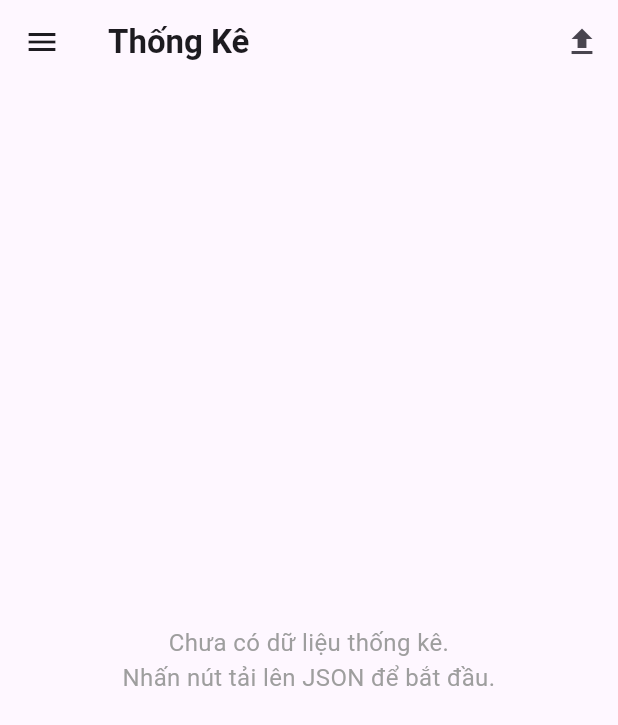
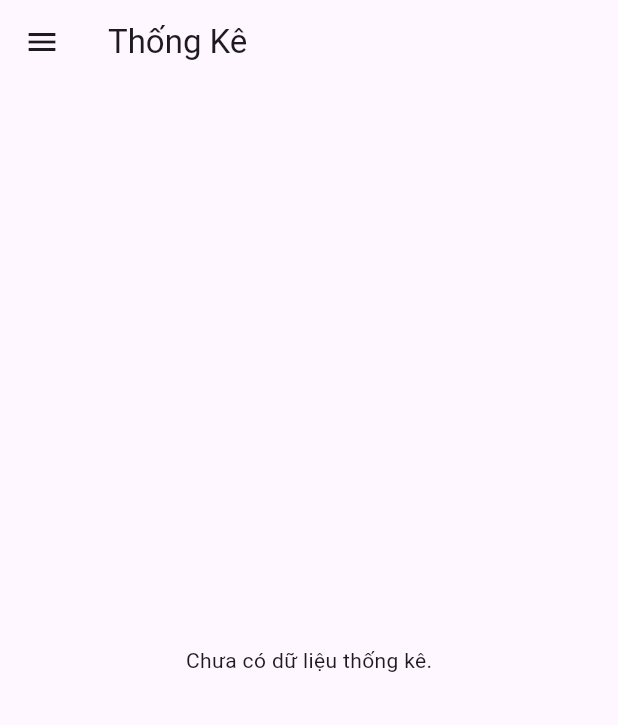
Before and after one commit to couQSama/PostLabeler, a Flutter app: the StatisticsScreen screen opened directly, on a phone screen of 412 x 824 dp. Shown: the top 725 px of the screen. Run offline on Flutter 3.47's test engine with Material 3 defaults, Android fonts, the phone set to English and light mode, and no system bars; our stand-ins replace file_picker.

Commit message:
Add number of comment_nth to statistics screen

```diff
--- a/lib/screens/statistics_screen.dart
+++ b/lib/screens/statistics_screen.dart
@@ -11,74 +11,49 @@ class StatisticsScreen extends StatelessWidget {
     final fileProvider = Provider.of<FileProvider>(context);
     final posts = fileProvider.data;
 
-    // Khởi tạo các biến thống kê
     int totalPosts = posts.length;
     int totalComments = 0;
     int totalCommentsWithLabel = 0;
     int totalCommentsWithSummary = 0;
     int totalPostsWithContent = 0;
-    Map<int, int> labelCounts = {0: 0, 1: 0, 2: 0}; // Đếm số lượng comment theo nhãn
+    int level1Comments = 0;
+    int level2Comments = 0;
+    int level3Comments = 0;
+    Map<int, int> labelCounts = {0: 0, 1: 0, 2: 0};
 
-    // Hàm đệ quy để đếm số lượng comment
-    void countComments(List<dynamic> comments) {
+    void countComments(List<dynamic> comments, int level) {
       for (var comment in comments) {
         totalComments++;
+        if (level == 1) level1Comments++;
+        if (level == 2) level2Comments++;
+        if (level == 3) level3Comments++;
 
-        // Kiểm tra xem comment đã được gán nhãn chưa
         if (comment['label'] != null) {
           totalCommentsWithLabel++;
           labelCounts[comment['label']] = labelCounts[comment['label']]! + 1;
         }
 
-        // Kiểm tra xem comment có tóm tắt không
-        if (comment['summary'] != null && comment['summary'].isNotEmpty) {
+        if (comment['summary']?.isNotEmpty ?? false) {
           totalCommentsWithSummary++;
         }
 
-        // Đệ quy cho các comment con
-        if (comment['comments'] != null && comment['comments'].isNotEmpty) {
-          countComments(comment['comments']);
+        if (comment['comments']?.isNotEmpty ?? false) {
+          countComments(comment['comments'], level + 1);
         }
       }
     }
 
-    // Đếm comment cho tất cả các bài viết
     for (var post in posts) {
-      // Kiểm tra bài viết có nội dung không
-      if (post['content'] != null && post['content'].isNotEmpty) {
+      if (post['content']?.isNotEmpty ?? false) {
         totalPostsWithContent++;
       }
-
-      if (post['comments'] != null && post['comments'].isNotEmpty) {
-        countComments(post['comments']);
+      if (post['comments']?.isNotEmpty ?? false) {
+        countComments(post['comments'], 1);
       }
     }
 
     return Scaffold(
-      appBar: AppBar(
-        title: const Text(
-          'Thống Kê',
-          style: TextStyle(fontSize: 22, fontWeight: FontWeight.bold),
-        ),
-        actions: [
-          IconButton(
-            icon: const Icon(Icons.file_upload),
-            tooltip: 'Tải lên JSON',
-            onPressed: () async {
-              try {
-                await fileProvider.pickFile();
-                ScaffoldMessenger.of(context).showSnackBar(
-                  const SnackBar(content: Text('Tải dữ liệu thành công!'), backgroundColor: Colors.green),
-                );
-              } catch (e) {
-                ScaffoldMessenger.of(context).showSnackBar(
-                  SnackBar(content: Text(e.toString()), backgroundColor: Colors.red),
-                );
-              }
-            },
-          ),
-        ],
-      ),
+      appBar: AppBar(title: const Text('Thống Kê')),
       drawer: const DrawerWidget(),
       body: fileProvider.hasData
           ? Padding(
@@ -91,26 +66,14 @@ class StatisticsScreen extends StatelessWidget {
                     DataColumn(label: Text('Số Lượng')),
                   ],
                   rows: [
-                    DataRow(cells: [
-                      DataCell(Text('Số lượng bài viết')),
-                      DataCell(Text('$totalPosts')),
-                    ]),
-                    DataRow(cells: [
-                      DataCell(Text('Số lượng bài viết có nội dung')),
-                      DataCell(Text('$totalPostsWithContent')),
-                    ]),
-                    DataRow(cells: [
-                      DataCell(Text('Số lượng comment')),
-                      DataCell(Text('$totalComments')),
-                    ]),
-                    DataRow(cells: [
-                      DataCell(Text('Số lượng comment đã gán nhãn')),
-                      DataCell(Text('$totalCommentsWithLabel')),
-                    ]),
-                    DataRow(cells: [
-                      DataCell(Text('Số lượng comment đã có tóm tắt')),
-                      DataCell(Text('$totalCommentsWithSummary')),
-                    ]),
+                    DataRow(cells: [DataCell(Text('Số lượng bài viết')), DataCell(Text('$totalPosts'))]),
+                    DataRow(cells: [DataCell(Text('Số lượng bài viết có nội dung')), DataCell(Text('$totalPostsWithContent'))]),
+                    DataRow(cells: [DataCell(Text('Số lượng comment')), DataCell(Text('$totalComments'))]),
+                    DataRow(cells: [DataCell(Text('Số lượng comment cấp 1')), DataCell(Text('$level1Comments'))]),
+                    DataRow(cells: [DataCell(Text('Số lượng comment cấp 2')), DataCell(Text('$level2Comments'))]),
+                    DataRow(cells: [DataCell(Text('Số lượng comment cấp 3')), DataCell(Text('$level3Comments'))]),
+                    DataRow(cells: [DataCell(Text('Số lượng comment đã gán nhãn')), DataCell(Text('$totalCommentsWithLabel'))]),
+                    DataRow(cells: [DataCell(Text('Số lượng comment đã có tóm tắt')), DataCell(Text('$totalCommentsWithSummary'))]),
                     DataRow(cells: [
                       DataCell(Text('Số lượng comment theo nhãn')),
                       DataCell(Text('Không ủng hộ: ${labelCounts[0]}, Ủng hộ: ${labelCounts[1]}, Trung lập: ${labelCounts[2]}')),
@@ -119,13 +82,7 @@ class StatisticsScreen extends StatelessWidget {
                 ),
               ),
             )
-          : const Center(
-              child: Text(
-                'Chưa có dữ liệu thống kê.\nNhấn nút tải lên JSON để bắt đầu.',
-                textAlign: TextAlign.center,
-                style: TextStyle(fontSize: 16, color: Colors.grey),
-              ),
-            ),
+          : const Center(child: Text('Chưa có dữ liệu thống kê.')),
     );
   }
 }
--- a/lib/widgets/comment_widget.dart
+++ b/lib/widgets/comment_widget.dart
@@ -66,6 +66,8 @@ class _CommentWidgetState extends State<CommentWidget> {
               labelText: 'Tóm tắt',
               border: OutlineInputBorder(),
             ),
+            maxLines: null,  // Cho phép tự động xuống dòng khi nội dung dài
+            keyboardType: TextInputType.multiline,  // Chế độ nhập liệu đa dòng
           ),
 
           const SizedBox(height: 12),
```
